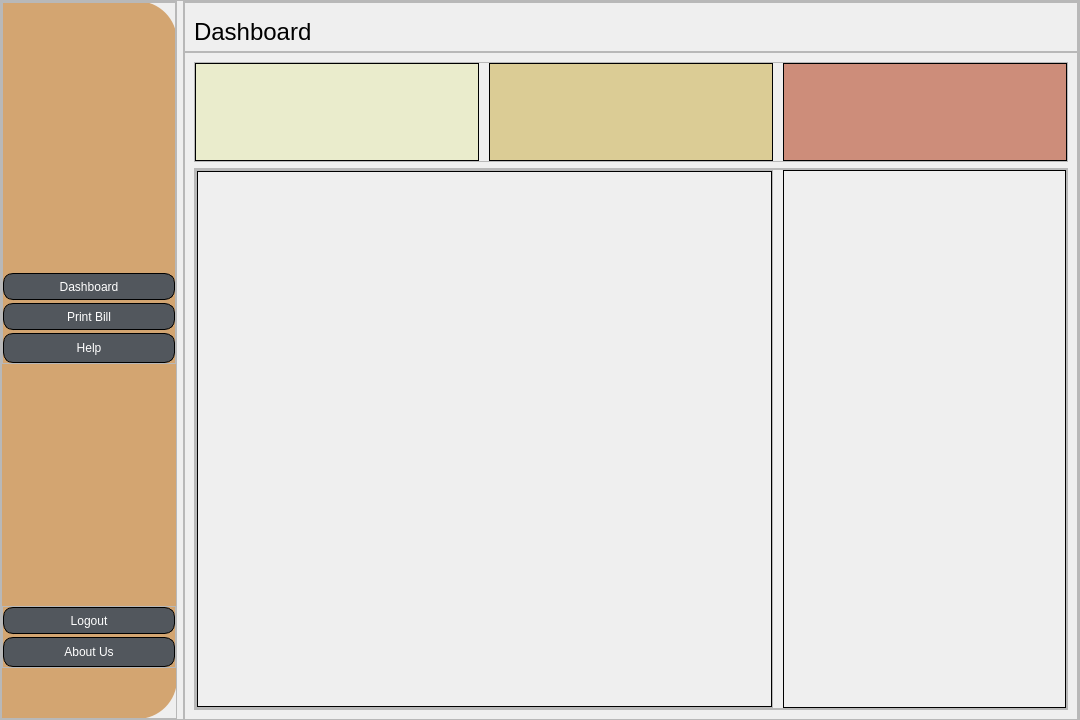
Above: Final Main/windows/dashboard_page.ui from syxn0/syno before the change. Below: the same form after it.
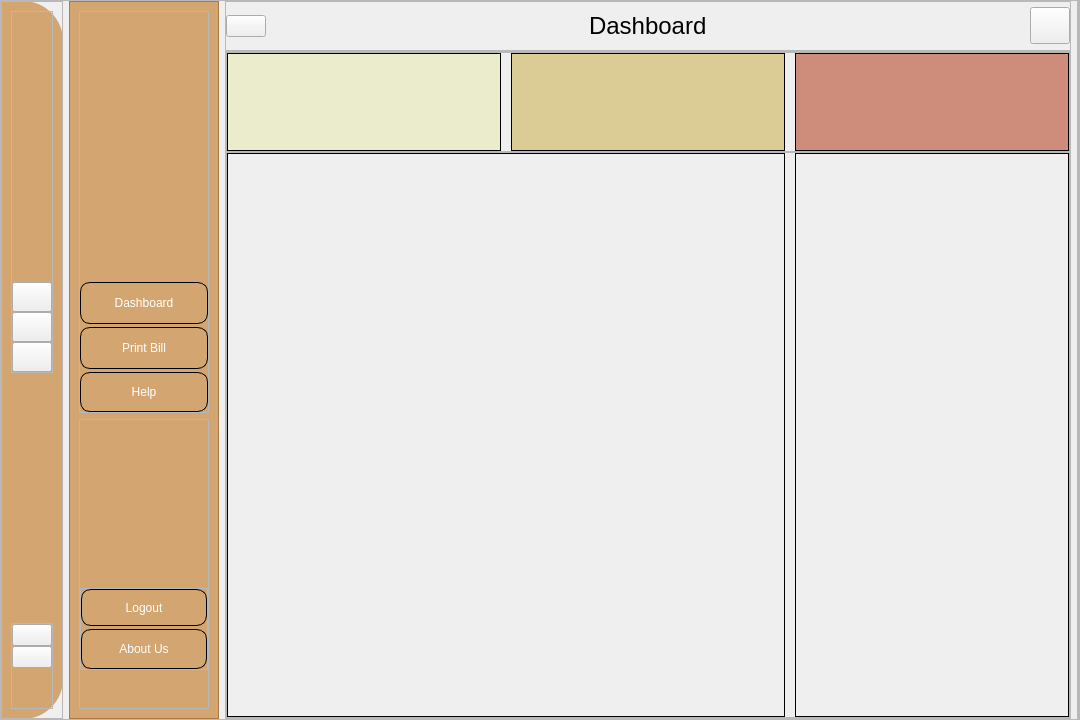
That is the form after the change. Icons and pictures are not drawn.

Commit message: Revamped Dashboard UI with Responsive Sidebar

The edit to the form file:
```diff
--- a/Final Main/windows/dashboard_page.ui
+++ b/Final Main/windows/dashboard_page.ui
@@ -68,9 +68,6 @@
 #history{
 	border:1px solid black;
 }
-#sidebar_bottom_buttons{
-	margin-bottom: 50px;
-}
 #logout{
 	border-radius:10px;
 	border:1px solid black;
@@ -133,6 +130,10 @@
 }
 #help:pressed{
 	background:rgb(82,87,93,0.2);
+}
+#dashboard_icon{
+	background:none;
+	background-color:none;
 }</string>
       </property>
       <property name="frameShape">
@@ -156,9 +157,15 @@
        </property>
        <item>
         <widget class="QFrame" name="sidebar">
+         <property name="minimumSize">
+          <size>
+           <width>0</width>
+           <height>0</height>
+          </size>
+         </property>
          <property name="maximumSize">
           <size>
-           <width>180</width>
+           <width>130</width>
            <height>16777215</height>
           </size>
          </property>
@@ -185,14 +192,23 @@
            <number>0</number>
           </property>
           <item>
-           <widget class="QFrame" name="frame_3">
+           <widget class="QFrame" name="sidebar_icon_frame">
             <property name="frameShape">
              <enum>QFrame::StyledPanel</enum>
             </property>
             <property name="frameShadow">
              <enum>QFrame::Raised</enum>
             </property>
-            <layout class="QVBoxLayout" name="verticalLayout_4">
+            <layout class="QVBoxLayout" name="verticalLayout_11">
+             <item>
+              <widget class="QFrame" name="sidebar_icon">
+               <property name="frameShape">
+                <enum>QFrame::StyledPanel</enum>
+               </property>
+               <property name="frameShadow">
+                <enum>QFrame::Raised</enum>
+               </property>
+               <layout class="QVBoxLayout" name="verticalLayout_8">
              <property name="spacing">
               <number>0</number>
              </property>
@@ -200,7 +216,7 @@
               <number>0</number>
              </property>
              <property name="topMargin">
-              <number>0</number>
+                 <number>270</number>
              </property>
              <property name="rightMargin">
               <number>0</number>
@@ -208,8 +224,168 @@
              <property name="bottomMargin">
               <number>0</number>
              </property>
-             <item alignment="Qt::AlignVCenter">
+                <item>
+                 <widget class="QPushButton" name="dashboard_icon">
+                  <property name="minimumSize">
+                   <size>
+                    <width>0</width>
+                    <height>30</height>
+                   </size>
+                  </property>
+                  <property name="text">
+                   <string/>
+                  </property>
+                  <property name="icon">
+                   <iconset resource="../GUI qrc/resources.qrc">
+                    <normaloff>:/resources/dashboard.png</normaloff>:/resources/dashboard.png</iconset>
+                  </property>
+                  <property name="iconSize">
+                   <size>
+                    <width>30</width>
+                    <height>34</height>
+                   </size>
+                  </property>
+                 </widget>
+                </item>
+                <item>
+                 <widget class="QPushButton" name="printbill_icon">
+                  <property name="minimumSize">
+                   <size>
+                    <width>0</width>
+                    <height>30</height>
+                   </size>
+                  </property>
+                  <property name="text">
+                   <string/>
+                  </property>
+                  <property name="icon">
+                   <iconset resource="../GUI qrc/resources.qrc">
+                    <normaloff>:/resources/printer.png</normaloff>:/resources/printer.png</iconset>
+                  </property>
+                  <property name="iconSize">
+                   <size>
+                    <width>30</width>
+                    <height>34</height>
+                   </size>
+                  </property>
+                 </widget>
+                </item>
+                <item>
+                 <widget class="QPushButton" name="help_icon">
+                  <property name="minimumSize">
+                   <size>
+                    <width>0</width>
+                    <height>30</height>
+                   </size>
+                  </property>
+                  <property name="text">
+                   <string/>
+                  </property>
+                  <property name="icon">
+                   <iconset resource="../GUI qrc/resources.qrc">
+                    <normaloff>:/resources/help.png</normaloff>:/resources/help.png</iconset>
+                  </property>
+                  <property name="iconSize">
+                   <size>
+                    <width>30</width>
+                    <height>34</height>
+                   </size>
+                  </property>
+                 </widget>
+                </item>
+               </layout>
+              </widget>
+             </item>
+             <item alignment="Qt::AlignBottom">
+              <widget class="QFrame" name="frame_6">
+               <property name="frameShape">
+                <enum>QFrame::StyledPanel</enum>
+               </property>
+               <property name="frameShadow">
+                <enum>QFrame::Raised</enum>
+               </property>
+               <layout class="QVBoxLayout" name="verticalLayout_9">
+                <property name="spacing">
+                 <number>0</number>
+                </property>
+                <property name="leftMargin">
+                 <number>0</number>
+                </property>
+                <property name="topMargin">
+                 <number>0</number>
+                </property>
+                <property name="rightMargin">
+                 <number>0</number>
+                </property>
+                <property name="bottomMargin">
+                 <number>40</number>
+                </property>
+                <item>
+                 <widget class="QPushButton" name="logout_icon">
+                  <property name="text">
+                   <string/>
+                  </property>
+                  <property name="icon">
+                   <iconset resource="../GUI qrc/resources.qrc">
+                    <normaloff>:/resources/arrow.png</normaloff>:/resources/arrow.png</iconset>
+                  </property>
+                  <property name="iconSize">
+                   <size>
+                    <width>30</width>
+                    <height>34</height>
+                   </size>
+                  </property>
+                 </widget>
+                </item>
+                <item>
+                 <widget class="QPushButton" name="about_us_icon">
+                  <property name="text">
+                   <string/>
+                  </property>
+                  <property name="icon">
+                   <iconset resource="../GUI qrc/resources.qrc">
+                    <normaloff>:/resources/info.png</normaloff>:/resources/info.png</iconset>
+                  </property>
+                  <property name="iconSize">
+                   <size>
+                    <width>30</width>
+                    <height>34</height>
+                   </size>
+                  </property>
+                 </widget>
+                </item>
+               </layout>
+              </widget>
+             </item>
+            </layout>
+           </widget>
+          </item>
+         </layout>
+        </widget>
+       </item>
+       <item>
+        <widget class="QFrame" name="sidebar_frame">
+         <property name="minimumSize">
+          <size>
+           <width>150</width>
+           <height>0</height>
+          </size>
+         </property>
+         <property name="styleSheet">
+          <string notr="true">background-color:rgb(203, 143, 75,0.77);</string>
+         </property>
+         <property name="frameShape">
+          <enum>QFrame::StyledPanel</enum>
+         </property>
+         <property name="frameShadow">
+          <enum>QFrame::Raised</enum>
+         </property>
+         <layout class="QVBoxLayout" name="verticalLayout_7">
+          <item>
               <widget class="QFrame" name="sidebar_center_button">
+            <property name="styleSheet">
+             <string notr="true">background:none;</string>
+            </property>
                <property name="frameShape">
                 <enum>QFrame::StyledPanel</enum>
                </property>
@@ -237,12 +413,18 @@
                   <property name="minimumSize">
                    <size>
                     <width>0</width>
-                    <height>30</height>
+                 <height>45</height>
                    </size>
                   </property>
                   <property name="text">
                    <string>Dashboard</string>
                   </property>
+               <property name="iconSize">
+                <size>
+                 <width>24</width>
+                 <height>40</height>
+                </size>
+               </property>
                  </widget>
                 </item>
                 <item>
@@ -250,7 +432,7 @@
                   <property name="minimumSize">
                    <size>
                     <width>0</width>
-                    <height>30</height>
+                 <height>45</height>
                    </size>
                   </property>
                   <property name="text">
@@ -263,7 +445,7 @@
                   <property name="minimumSize">
                    <size>
                     <width>0</width>
-                    <height>30</height>
+                 <height>40</height>
                    </size>
                   </property>
                   <property name="text">
@@ -274,6 +456,33 @@
                </layout>
               </widget>
              </item>
+          <item>
+           <widget class="QFrame" name="frame_3">
+            <property name="styleSheet">
+             <string notr="true">background:none;</string>
+            </property>
+            <property name="frameShape">
+             <enum>QFrame::StyledPanel</enum>
+            </property>
+            <property name="frameShadow">
+             <enum>QFrame::Raised</enum>
+            </property>
+            <layout class="QVBoxLayout" name="verticalLayout_4">
+             <property name="spacing">
+              <number>0</number>
+             </property>
+             <property name="leftMargin">
+              <number>0</number>
+             </property>
+             <property name="topMargin">
+              <number>0</number>
+             </property>
+             <property name="rightMargin">
+              <number>0</number>
+             </property>
+             <property name="bottomMargin">
+              <number>38</number>
+             </property>
              <item alignment="Qt::AlignBottom">
               <widget class="QFrame" name="sidebar_bottom_buttons">
                <property name="frameShape">
@@ -303,7 +512,7 @@
                   <property name="minimumSize">
                    <size>
                     <width>0</width>
-                    <height>30</height>
+                    <height>40</height>
                    </size>
                   </property>
                   <property name="text">
@@ -316,7 +525,7 @@
                   <property name="minimumSize">
                    <size>
                     <width>0</width>
-                    <height>30</height>
+                    <height>40</height>
                    </size>
                   </property>
                   <property name="text">
@@ -333,21 +542,13 @@
          </layout>
         </widget>
        </item>
-       <item alignment="Qt::AlignTop">
-        <widget class="QFrame" name="main">
-         <property name="minimumSize">
-          <size>
-           <width>0</width>
-           <height>720</height>
-          </size>
+       <item>
+        <widget class="QStackedWidget" name="stackedWidget">
+         <property name="currentIndex">
+          <number>0</number>
          </property>
-         <property name="frameShape">
-          <enum>QFrame::StyledPanel</enum>
-         </property>
-         <property name="frameShadow">
-          <enum>QFrame::Raised</enum>
-         </property>
-         <layout class="QVBoxLayout" name="verticalLayout_2">
+         <widget class="QWidget" name="page_3">
+          <layout class="QVBoxLayout" name="verticalLayout_10">
           <property name="spacing">
            <number>0</number>
           </property>
@@ -384,15 +585,57 @@
              <enum>QFrame::Raised</enum>
             </property>
             <layout class="QHBoxLayout" name="horizontalLayout_2">
+              <property name="spacing">
+               <number>0</number>
+              </property>
              <property name="leftMargin">
-              <number>9</number>
+               <number>0</number>
              </property>
              <property name="topMargin">
-              <number>9</number>
+               <number>0</number>
+              </property>
+              <property name="rightMargin">
+               <number>0</number>
              </property>
              <property name="bottomMargin">
               <number>0</number>
              </property>
+              <item>
+               <widget class="QPushButton" name="pushButton">
+                <property name="maximumSize">
+                 <size>
+                  <width>40</width>
+                  <height>16777215</height>
+                 </size>
+                </property>
+                <property name="text">
+                 <string/>
+                </property>
+                <property name="icon">
+                 <iconset resource="../GUI qrc/resources.qrc">
+                  <normaloff>:/resources/horizontal-bars.png</normaloff>:/resources/horizontal-bars.png</iconset>
+                </property>
+                <property name="iconSize">
+                 <size>
+                  <width>34</width>
+                  <height>30</height>
+                 </size>
+                </property>
+               </widget>
+              </item>
+              <item>
+               <spacer name="horizontalSpacer">
+                <property name="orientation">
+                 <enum>Qt::Horizontal</enum>
+                </property>
+                <property name="sizeHint" stdset="0">
+                 <size>
+                  <width>40</width>
+                  <height>20</height>
+                 </size>
+                </property>
+               </spacer>
+              </item>
              <item>
               <widget class="QLabel" name="label">
                <property name="font">
@@ -405,6 +648,51 @@
                </property>
               </widget>
              </item>
+              <item>
+               <spacer name="horizontalSpacer_2">
+                <property name="orientation">
+                 <enum>Qt::Horizontal</enum>
+                </property>
+                <property name="sizeHint" stdset="0">
+                 <size>
+                  <width>40</width>
+                  <height>20</height>
+                 </size>
+                </property>
+               </spacer>
+              </item>
+              <item>
+               <widget class="QPushButton" name="pushButton_2">
+                <property name="minimumSize">
+                 <size>
+                  <width>40</width>
+                  <height>37</height>
+                 </size>
+                </property>
+                <property name="maximumSize">
+                 <size>
+                  <width>10</width>
+                  <height>16777215</height>
+                 </size>
+                </property>
+                <property name="styleSheet">
+                 <string notr="true">background:none;</string>
+                </property>
+                <property name="text">
+                 <string/>
+                </property>
+                <property name="icon">
+                 <iconset resource="../GUI qrc/resources.qrc">
+                  <normaloff>:/resources/account.png</normaloff>:/resources/account.png</iconset>
+                </property>
+                <property name="iconSize">
+                 <size>
+                  <width>43</width>
+                  <height>45</height>
+                 </size>
+                </property>
+               </widget>
+              </item>
             </layout>
            </widget>
           </item>
@@ -417,6 +705,21 @@
              <enum>QFrame::Raised</enum>
             </property>
             <layout class="QVBoxLayout" name="verticalLayout_3">
+              <property name="spacing">
+               <number>0</number>
+              </property>
+              <property name="leftMargin">
+               <number>0</number>
+              </property>
+              <property name="topMargin">
+               <number>0</number>
+              </property>
+              <property name="rightMargin">
+               <number>0</number>
+              </property>
+              <property name="bottomMargin">
+               <number>0</number>
+              </property>
              <item>
               <widget class="QFrame" name="middleframe">
                <property name="maximumSize">
@@ -542,53 +845,8 @@
                 <enum>QFrame::Raised</enum>
                </property>
                <layout class="QHBoxLayout" name="horizontalLayout_4">
-                <property name="leftMargin">
-                 <number>0</number>
-                </property>
-                <property name="topMargin">
-                 <number>0</number>
-                </property>
-                <property name="rightMargin">
-                 <number>0</number>
-                </property>
-                <property name="bottomMargin">
-                 <number>0</number>
-                </property>
-                <item>
-                 <widget class="QFrame" name="frame">
-                  <property name="frameShape">
-                   <enum>QFrame::StyledPanel</enum>
-                  </property>
-                  <property name="frameShadow">
-                   <enum>QFrame::Raised</enum>
-                  </property>
-                  <layout class="QHBoxLayout" name="horizontalLayout_5">
                    <property name="spacing">
                     <number>10</number>
-                   </property>
-                   <property name="leftMargin">
-                    <number>0</number>
-                   </property>
-                   <property name="topMargin">
-                    <number>0</number>
-                   </property>
-                   <property name="rightMargin">
-                    <number>0</number>
-                   </property>
-                   <property name="bottomMargin">
-                    <number>0</number>
-                   </property>
-                   <item>
-                    <widget class="QFrame" name="frame_2">
-                     <property name="frameShape">
-                      <enum>QFrame::StyledPanel</enum>
-                     </property>
-                     <property name="frameShadow">
-                      <enum>QFrame::Raised</enum>
-                     </property>
-                     <layout class="QHBoxLayout" name="horizontalLayout_6">
-                      <property name="spacing">
-                       <number>0</number>
                       </property>
                       <property name="leftMargin">
                        <number>0</number>
@@ -606,24 +864,41 @@
                        <widget class="QFrame" name="graph">
                         <property name="minimumSize">
                          <size>
-                          <width>575</width>
+                     <width>558</width>
                           <height>0</height>
                          </size>
                         </property>
                         <property name="maximumSize">
                          <size>
-                          <width>1080</width>
+                     <width>690</width>
                           <height>16777215</height>
                          </size>
                         </property>
+                   <property name="styleSheet">
+                    <string notr="true">border:1px solid black;</string>
+                   </property>
                         <property name="frameShape">
                          <enum>QFrame::StyledPanel</enum>
                         </property>
                         <property name="frameShadow">
                          <enum>QFrame::Raised</enum>
                         </property>
-                       </widget>
-                      </item>
+                   <layout class="QHBoxLayout" name="horizontalLayout_5">
+                    <property name="spacing">
+                     <number>0</number>
+                    </property>
+                    <property name="leftMargin">
+                     <number>0</number>
+                    </property>
+                    <property name="topMargin">
+                     <number>0</number>
+                    </property>
+                    <property name="rightMargin">
+                     <number>0</number>
+                    </property>
+                    <property name="bottomMargin">
+                     <number>0</number>
+                    </property>
                      </layout>
                     </widget>
                    </item>
@@ -631,13 +906,13 @@
                     <widget class="QFrame" name="history">
                      <property name="minimumSize">
                       <size>
-                       <width>283</width>
+                     <width>273</width>
                        <height>0</height>
                       </size>
                      </property>
                      <property name="maximumSize">
                       <size>
-                       <width>283</width>
+                     <width>340</width>
                        <height>16777215</height>
                       </size>
                      </property>
@@ -645,19 +920,51 @@
                       <enum>QFrame::StyledPanel</enum>
                      </property>
                      <property name="frameShadow">
+                    <enum>QFrame::Sunken</enum>
+                   </property>
+                  </widget>
+                 </item>
+                </layout>
+               </widget>
+              </item>
+             </layout>
+            </widget>
+           </item>
+          </layout>
+         </widget>
+         <widget class="QWidget" name="page_4"/>
+        </widget>
+       </item>
+       <item alignment="Qt::AlignTop">
+        <widget class="QFrame" name="main">
+         <property name="minimumSize">
+          <size>
+           <width>0</width>
+           <height>720</height>
+          </size>
+         </property>
+         <property name="frameShape">
+          <enum>QFrame::StyledPanel</enum>
+         </property>
+         <property name="frameShadow">
                       <enum>QFrame::Raised</enum>
                      </property>
-                    </widget>
-                   </item>
-                  </layout>
-                 </widget>
-                </item>
-               </layout>
-              </widget>
-             </item>
-            </layout>
-           </widget>
-          </item>
+         <layout class="QVBoxLayout" name="verticalLayout_2">
+          <property name="spacing">
+           <number>0</number>
+          </property>
+          <property name="leftMargin">
+           <number>0</number>
+          </property>
+          <property name="topMargin">
+           <number>0</number>
+          </property>
+          <property name="rightMargin">
+           <number>0</number>
+          </property>
+          <property name="bottomMargin">
+           <number>0</number>
+          </property>
          </layout>
         </widget>
        </item>
```
Left out of the diff: 29 changed lines with no effect on the pictures. Lines whose indentation alone changed are shown as unchanged. The commit also changes 17 other files.
